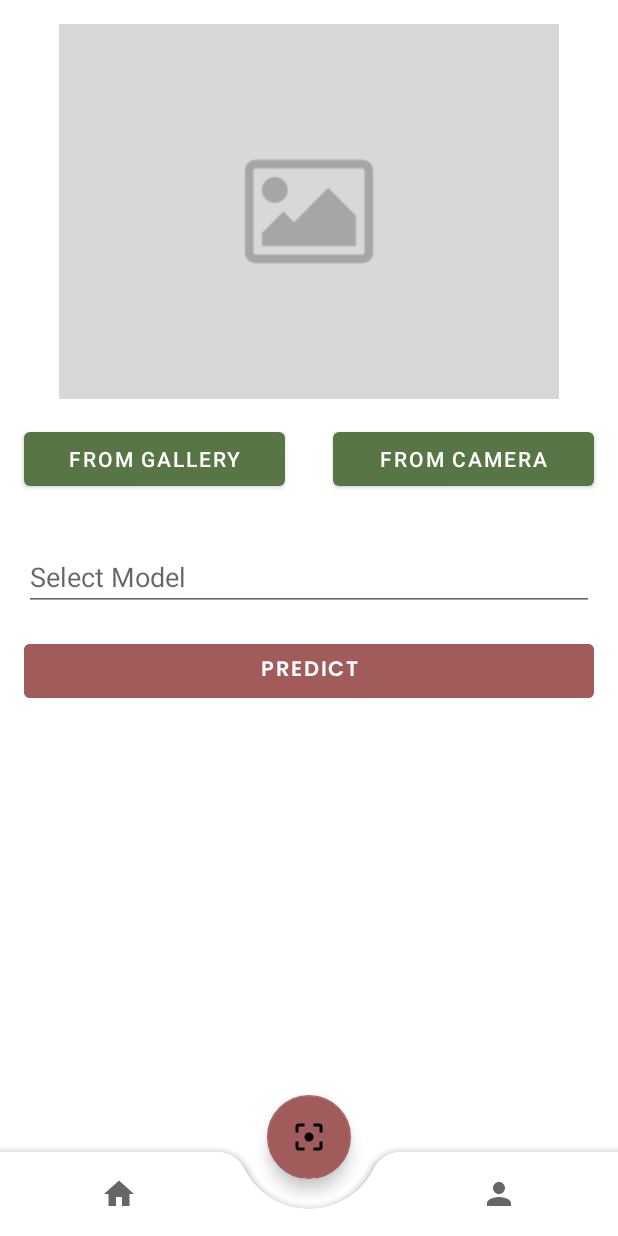
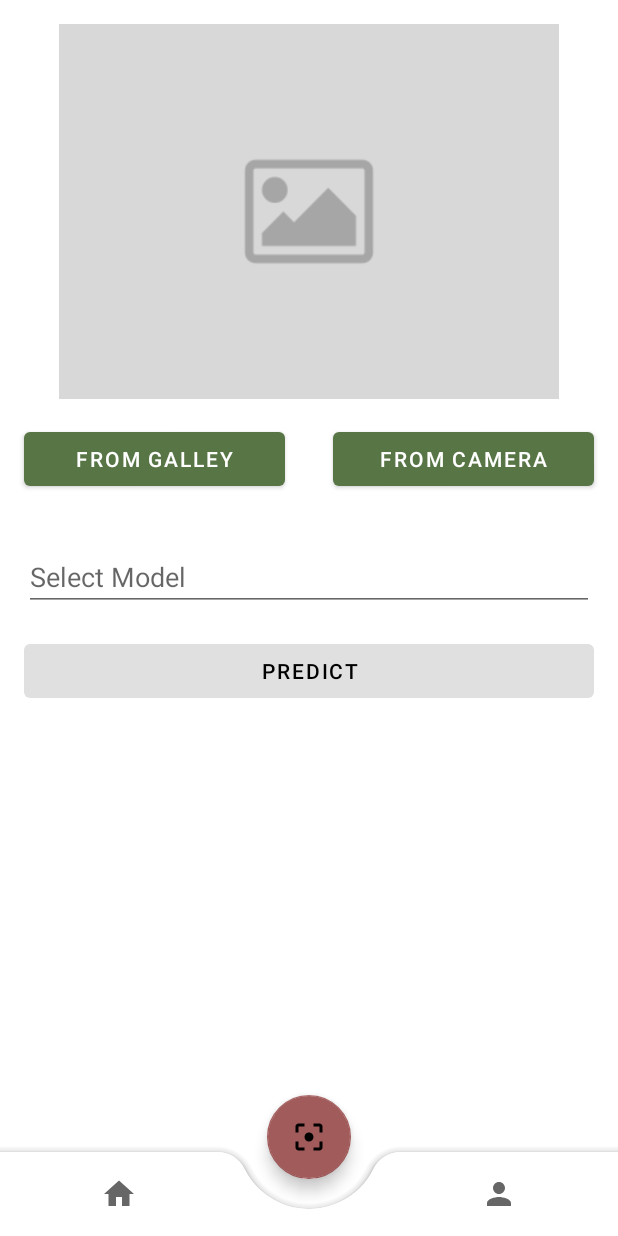
Before and after one commit to muhfadh/BudayAI, an Android app: the AnalysFragment screen opened through its navigation route, on a phone screen of 412 x 824 dp. Run offline under Robolectric (Android 15) with nearby library versions, the phone set to English and light mode, and no system bars; our stand-ins replace navigation-ui; libraries missing offline, so code that uses them is left out: androidx.viewbinding; pictures from the network do not load; 8 statements that could not run were skipped.

Commit message:
Revert "update xml analys"
This reverts commit e57a63e2f467f928173cf8a5a4ecad7e4e971e09.

```diff
--- a/MD/BudayAI/app/src/main/res/layout/fragment_analys.xml
+++ b/MD/BudayAI/app/src/main/res/layout/fragment_analys.xml
@@ -37,7 +37,7 @@
                 android:id="@+id/btn_took_galery"
                 android:layout_width="match_parent"
                 android:layout_height="wrap_content"
-                android:text="From Gallery"
+                android:text="From Galley"
                 android:layout_weight="1"
                 android:textColor="@color/white"
                 android:layout_margin="16dp" />
@@ -70,9 +70,7 @@
             android:layout_width="0dp"
             android:layout_height="wrap_content"
             android:layout_margin="16dp"
-            android:textColor="@color/white"
-            android:fontFamily="@font/poppins_semi_bold"
-            android:backgroundTint="@color/choco"
+            android:textColor="@color/black"
             app:layout_constraintStart_toStartOf="parent"
             app:layout_constraintEnd_toEndOf="parent"
             app:layout_constraintTop_toBottomOf="@+id/tv_select_model"
```
